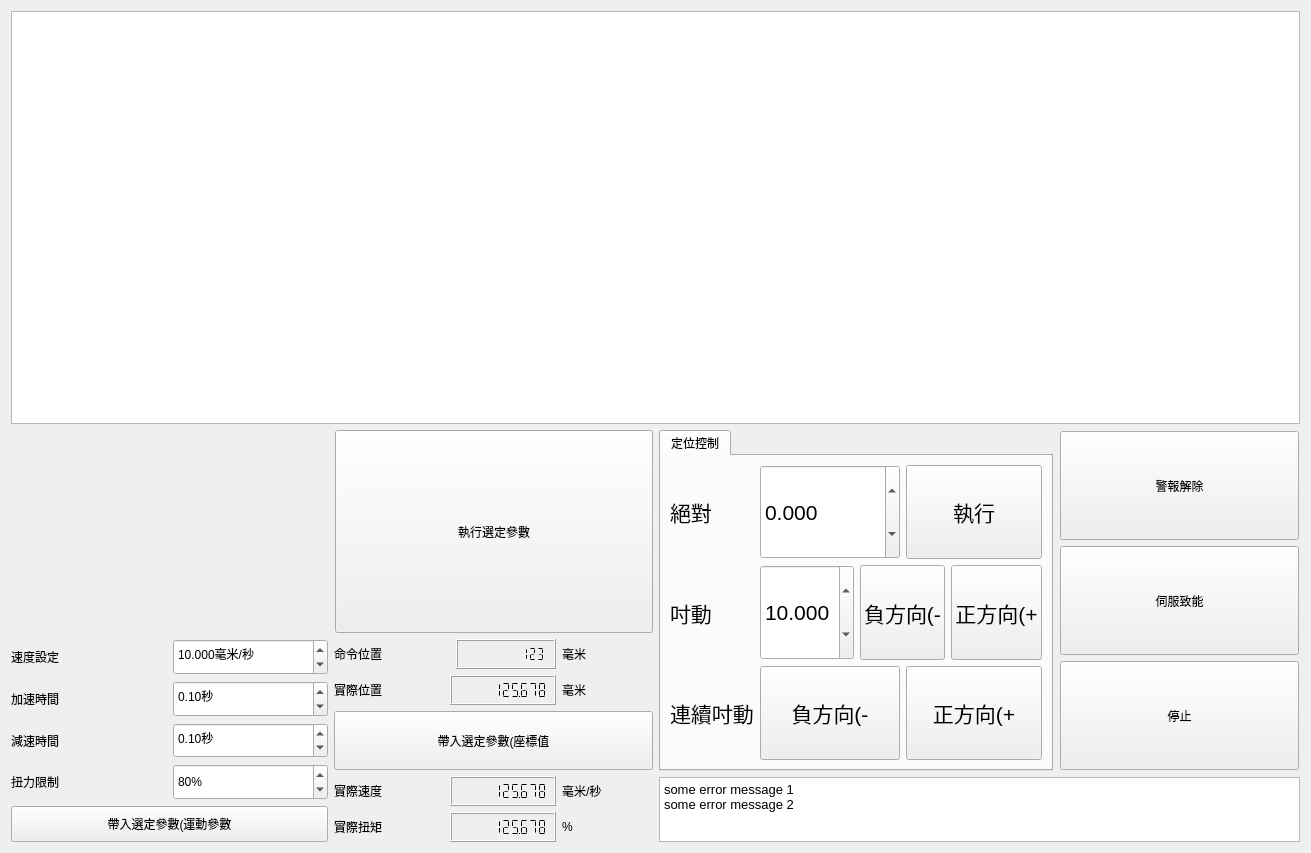
Qt form bank-view/fronts/frontaxisparameter.ui (smandyscom/front-base-widget) before a commit.
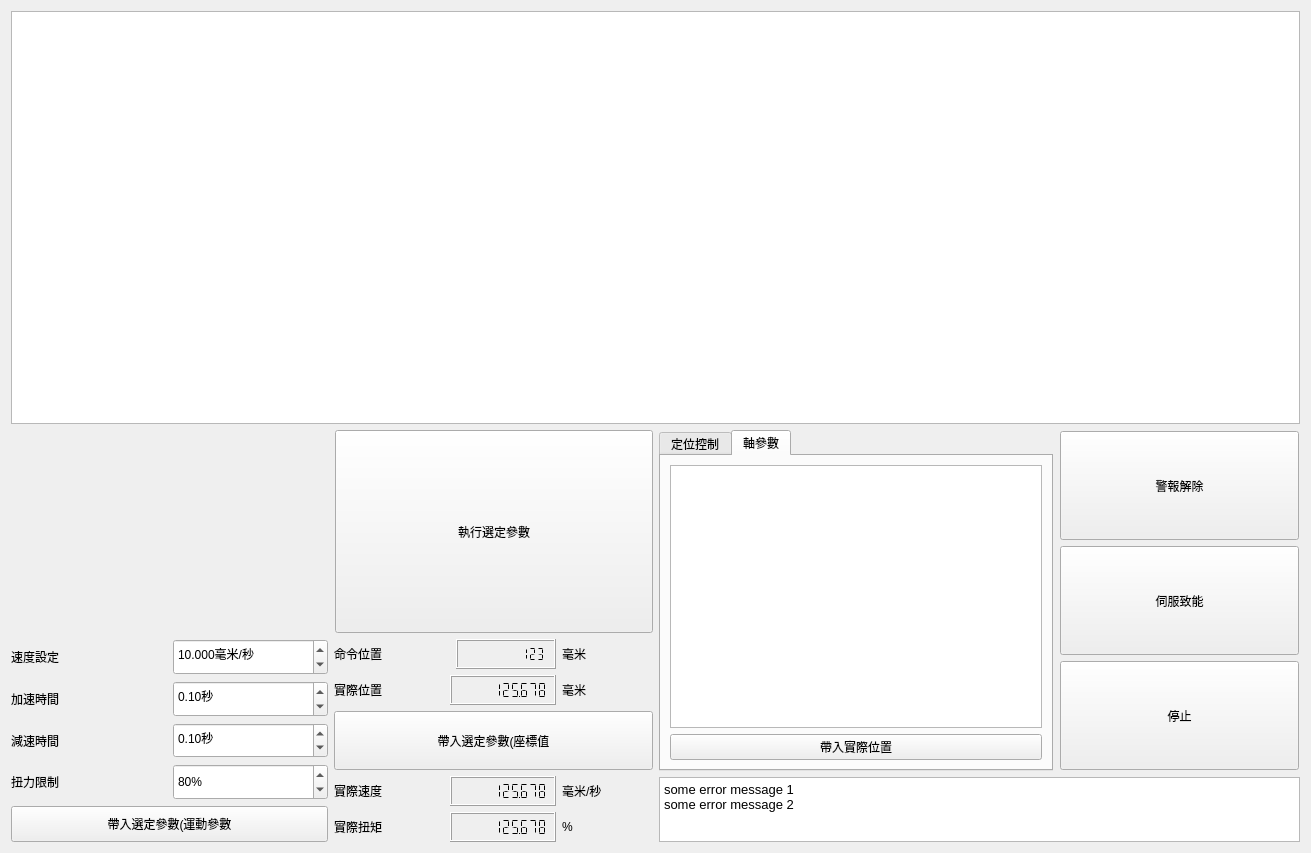
The same form after that commit. Custom widgets are drawn as their Qt base class.

Commit message: axis setting implemented

What changed in the file:
```diff
--- a/bank-view/fronts/frontaxisparameter.ui
+++ b/bank-view/fronts/frontaxisparameter.ui
@@ -606,7 +606,7 @@
             </sizepolicy>
            </property>
            <property name="currentIndex">
-            <number>0</number>
+            <number>1</number>
            </property>
            <widget class="QWidget" name="tabPositioning">
             <property name="sizePolicy">
@@ -850,6 +850,23 @@
              </item>
             </layout>
            </widget>
+           <widget class="QWidget" name="tabAxisSetting">
+            <attribute name="title">
+             <string>軸參數</string>
+            </attribute>
+            <layout class="QGridLayout" name="gridLayout_12">
+             <item row="0" column="0">
+              <widget class="QTableView" name="tableViewAxis"/>
+             </item>
+             <item row="1" column="0">
+              <widget class="QPushButton" name="pushButtonAxisSet">
+               <property name="text">
+                <string>帶入實際位置</string>
+               </property>
+              </widget>
+             </item>
+            </layout>
+           </widget>
           </widget>
          </item>
          <item row="0" column="1">
```
Left out of the diff: 86 changed lines with no effect on the pictures. The commit also changes 12 other files.
